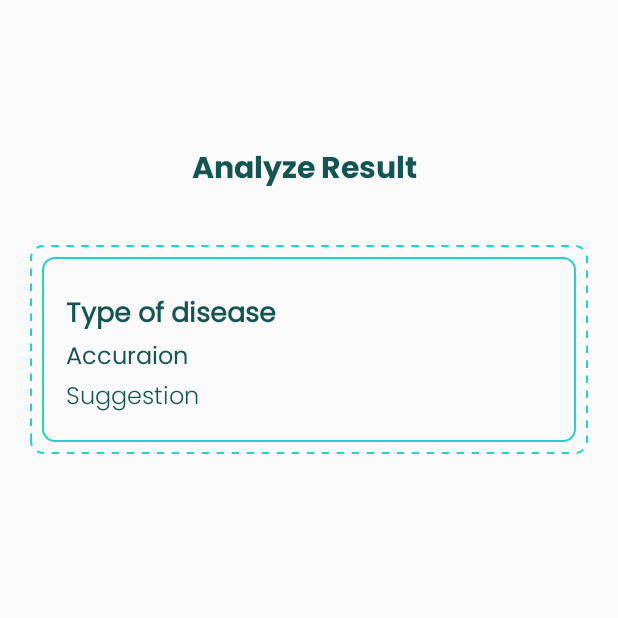
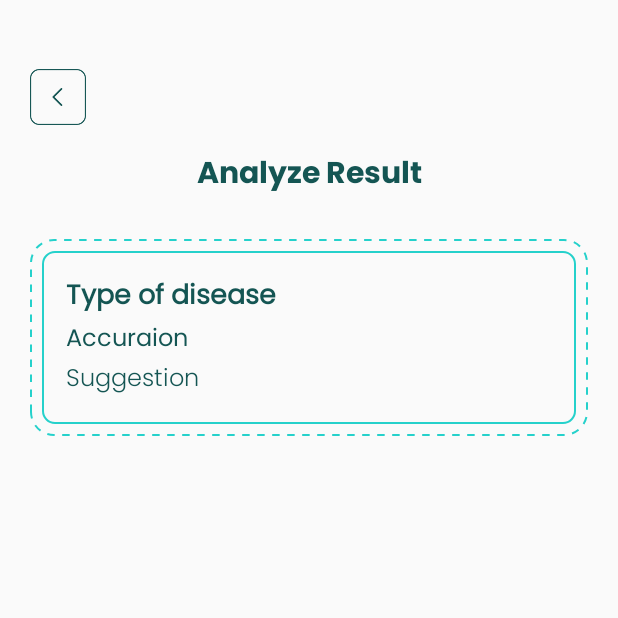
Before and after one commit to hooqii/Dentiva, an Android app: the ResultScanActivity screen opened directly, with no data from a screen before it, on a phone screen of 412 x 824 dp, the top half of it. Run offline under Robolectric (Android 15) with nearby library versions, the phone set to English and light mode, and no system bars.

Commit message:
Update UI for Result Activity & Create markdown formater function

```diff
--- a/app/src/main/java/com/example/dentiva/view/scan/ScanFragment.kt
+++ b/app/src/main/java/com/example/dentiva/view/scan/ScanFragment.kt
@@ -129,7 +129,7 @@ class ScanFragment : Fragment() {
 
     private fun uploadImage(file: File) {
         progressDialog = ProgressDialog(requireContext()).apply {
-            setMessage("Uploading image...")
+            setMessage("Please wait, Dentiva is processing your image...")
             setCancelable(false)
             show()
         }
--- a/app/src/main/res/drawable/rounded_card_strip.xml
+++ b/app/src/main/res/drawable/rounded_card_strip.xml
@@ -1,7 +1,7 @@
 <?xml version="1.0" encoding="utf-8"?>
 <shape xmlns:android="http://schemas.android.com/apk/res/android">
     <solid android:color="@android:color/transparent" />
-    <corners android:radius="8dp" />
+    <corners android:radius="15dp" />
     <stroke
         android:width="1dp"
         android:color="@color/main"
--- a/app/src/main/res/layout/activity_result_scan.xml
+++ b/app/src/main/res/layout/activity_result_scan.xml
@@ -3,37 +3,74 @@
     xmlns:app="http://schemas.android.com/apk/res-auto"
     android:layout_width="match_parent"
     android:layout_height="match_parent"
-    android:orientation="vertical"
-    android:padding="20dp">
+   >
+
+    <!-- Fixed Button -->
+    <Button
+        android:id="@+id/btn_back"
+        android:layout_width="37dp"
+        android:layout_height="37dp"
+        android:layout_alignParentStart="true"
+        android:layout_alignParentTop="true"
+        android:layout_marginStart="20dp"
+        android:layout_marginTop="46dp"
+        android:background="@drawable/btn_back"
+        app:layout_constraintStart_toStartOf="parent"
+        app:layout_constraintTop_toTopOf="parent" />
 
     <TextView
         android:id="@+id/textView11"
         android:layout_width="wrap_content"
         android:layout_height="wrap_content"
-        android:layout_marginTop="76dp"
+        android:layout_marginTop="16dp"
         android:fontFamily="@font/poppins_bold"
         android:text="@string/analyze_result"
         android:textColor="@color/dark_main"
         android:textSize="20sp"
         android:textStyle="bold"
         app:layout_constraintEnd_toEndOf="parent"
-        app:layout_constraintHorizontal_bias="0.486"
         app:layout_constraintStart_toStartOf="parent"
-        app:layout_constraintTop_toTopOf="parent" />
+        app:layout_constraintTop_toBottomOf="@+id/btn_back" />
 
-    <androidx.constraintlayout.widget.ConstraintLayout
+
+    <FrameLayout
         android:layout_width="match_parent"
-        android:layout_height="wrap_content"
-        android:layout_marginTop="32dp"
-        android:background="@drawable/rounded_card_strip"
-        android:padding="8dp"
+        android:layout_height="640dp"
+        android:layout_margin="20dp"
+        app:layout_constraintBottom_toBottomOf="parent"
         app:layout_constraintEnd_toEndOf="parent"
         app:layout_constraintStart_toStartOf="parent"
         app:layout_constraintTop_toBottomOf="@+id/textView11">
 
+        <ScrollView
+            android:id="@+id/scrollView2"
+            android:layout_width="match_parent"
+            android:layout_height="match_parent"
+            android:scrollbars="none"
+            app:layout_constraintBottom_toBottomOf="parent"
+            app:layout_constraintEnd_toEndOf="parent"
+            app:layout_constraintStart_toStartOf="parent"
+            app:layout_constraintTop_toBottomOf="@+id/btn_back">
+
             <androidx.constraintlayout.widget.ConstraintLayout
                 android:layout_width="match_parent"
-            android:layout_height="match_parent"
+                android:layout_height="wrap_content">
+
+                <!-- Content ConstraintLayout inside ScrollView -->
+                <androidx.constraintlayout.widget.ConstraintLayout
+                    android:layout_width="match_parent"
+                    android:layout_height="wrap_content"
+                    android:background="@drawable/rounded_card_strip"
+                    android:padding="8dp"
+                    app:layout_constraintBottom_toBottomOf="parent"
+                    app:layout_constraintEnd_toEndOf="parent"
+                    app:layout_constraintStart_toStartOf="parent"
+                    app:layout_constraintTop_toTopOf="parent">
+
+                    <!-- Inner Content -->
+                    <androidx.constraintlayout.widget.ConstraintLayout
+                        android:layout_width="match_parent"
+                        android:layout_height="wrap_content"
                         android:background="@drawable/rounded_card"
                         android:padding="16dp"
                         app:layout_constraintBottom_toBottomOf="parent"
@@ -41,14 +78,14 @@
                         app:layout_constraintStart_toStartOf="parent"
                         app:layout_constraintTop_toTopOf="parent">
 
+                        <!-- Example TextViews -->
                         <TextView
                             android:id="@+id/tvJenisPenyakit"
                             android:layout_width="wrap_content"
                             android:layout_height="wrap_content"
-                android:layout_marginTop="8dp"
                             android:fontFamily="@font/poppins_regular"
+                            android:text="@string/type_of_disease"
                             android:textColor="@color/dark_main"
-                android:text="@string/type_of_disease"
                             android:textSize="18sp"
                             android:textStyle="bold"
                             app:layout_constraintStart_toStartOf="parent"
@@ -58,8 +95,8 @@
                             android:id="@+id/tvTingkatAkurat"
                             android:layout_width="wrap_content"
                             android:layout_height="wrap_content"
+                            android:fontFamily="@font/poppins_regular"
                             android:text="@string/accuracy"
-                android:fontFamily="@font/poppins_regular"
                             android:textColor="@color/dark_main"
                             android:textSize="16sp"
                             app:layout_constraintStart_toStartOf="parent"
@@ -69,13 +106,21 @@
                             android:id="@+id/tvSaran"
                             android:layout_width="wrap_content"
                             android:layout_height="wrap_content"
+                            android:fontFamily="@font/poppins_light"
                             android:text="@string/suggestion"
-                android:fontFamily="@font/poppins_light"
                             android:textColor="@color/dark_main"
                             android:textSize="16sp"
                             app:layout_constraintStart_toStartOf="parent"
                             app:layout_constraintTop_toBottomOf="@+id/tvTingkatAkurat" />
 
                     </androidx.constraintlayout.widget.ConstraintLayout>
+
                 </androidx.constraintlayout.widget.ConstraintLayout>
+
             </androidx.constraintlayout.widget.ConstraintLayout>
+
+        </ScrollView>
+
+    </FrameLayout>
+
+</androidx.constraintlayout.widget.ConstraintLayout>
```
Also changed, not shown: app/src/main/java/com/example/dentiva/data/remote/retrofit/RetrofitScanClient.kt (+7 -1 lines), app/src/main/java/com/example/dentiva/view/result/ResultScanActivity.kt (+30 -1 lines). Lines whose indentation alone changed are shown as unchanged.
